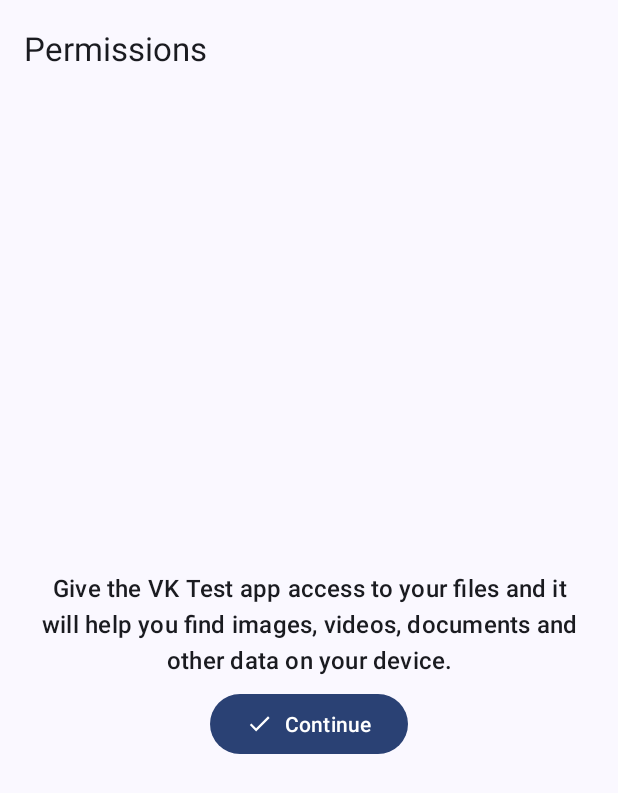
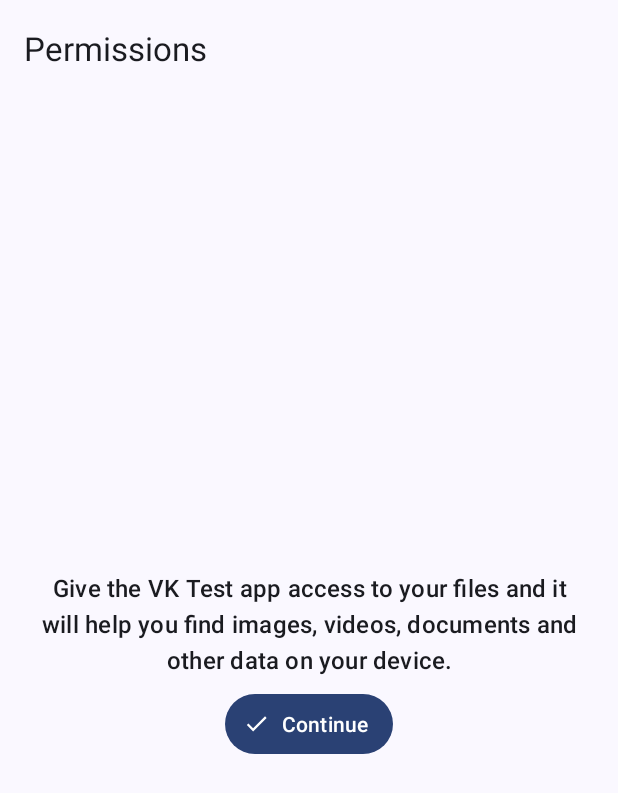
Before and after one commit to xephosbot/VKTest, an Android app: the screen it shows after launch (MainActivity), on a phone screen of 412 x 824 dp. Shown: the top 793 px of the screen. Run offline under Robolectric (Android 15) with nearby library versions, the phone set to English and light mode, and no system bars; our stand-ins replace Dagger/Hilt's generated code; 2 statements that could not run were skipped.

Commit message:
Minor improvements

```diff
--- a/app/src/main/java/com/xbot/vktest/ui/RecyclerViewAdapter.kt
+++ b/app/src/main/java/com/xbot/vktest/ui/RecyclerViewAdapter.kt
@@ -1,6 +1,5 @@
 package com.xbot.vktest.ui
 
-import android.content.Context
 import android.view.ViewGroup
 import androidx.recyclerview.widget.DiffUtil
 import androidx.recyclerview.widget.ListAdapter
--- a/app/src/main/java/com/xbot/vktest/ui/extensions/ViewBindingDelegate.kt
+++ b/app/src/main/java/com/xbot/vktest/ui/extensions/ViewBindingDelegate.kt
@@ -1,6 +1,5 @@
 package com.xbot.vktest.ui.extensions
 
-import android.content.Context
 import android.view.LayoutInflater
 import android.view.View
 import android.view.ViewGroup
@@ -9,7 +8,6 @@ import androidx.fragment.app.Fragment
 import androidx.lifecycle.DefaultLifecycleObserver
 import androidx.lifecycle.LifecycleOwner
 import androidx.lifecycle.Observer
-import androidx.recyclerview.widget.RecyclerView
 import androidx.viewbinding.ViewBinding
 import kotlin.properties.ReadOnlyProperty
 import kotlin.reflect.KProperty
--- a/app/src/main/res/layout/fragment_permissions.xml
+++ b/app/src/main/res/layout/fragment_permissions.xml
@@ -1,22 +1,18 @@
 <?xml version="1.0" encoding="utf-8"?>
-<FrameLayout xmlns:android="http://schemas.android.com/apk/res/android"
+<LinearLayout xmlns:android="http://schemas.android.com/apk/res/android"
     xmlns:app="http://schemas.android.com/apk/res-auto"
     xmlns:tools="http://schemas.android.com/tools"
     android:layout_width="match_parent"
     android:layout_height="match_parent"
+    android:gravity="center"
+    android:orientation="vertical"
+    android:padding="@dimen/trailing_padding"
     tools:context=".ui.features.permissions.PermissionsFragment">
 
-    <LinearLayout
-        android:layout_width="match_parent"
+    <TextView
+        android:layout_width="wrap_content"
         android:layout_height="wrap_content"
-        android:layout_gravity="center"
-        android:gravity="center_horizontal"
-        android:orientation="vertical"
-        android:padding="@dimen/trailing_padding">
-
-        <TextView
-            android:layout_width="match_parent"
-            android:layout_height="match_parent"
+        android:maxWidth="400dp"
         android:text="@string/permissions_description"
         android:textAlignment="center"
         android:textAppearance="@style/TextAppearance.Material3.TitleMedium" />
@@ -26,9 +22,9 @@
         android:layout_width="wrap_content"
         android:layout_height="wrap_content"
         android:layout_marginTop="@dimen/vertical_padding"
+        android:paddingStart="12dp"
+        android:paddingEnd="@dimen/horizontal_padding"
         android:text="@string/btn_continue"
         app:icon="@drawable/baseline_check_24" />
 
 </LinearLayout>
-
-</FrameLayout>
--- a/app/src/main/res/xml/provider_paths.xml
+++ b/app/src/main/res/xml/provider_paths.xml
@@ -1,4 +1,4 @@
 <?xml version="1.0" encoding="utf-8"?>
-<paths xmlns:android="http://schemas.android.com/apk/res/android">
+<paths>
     <external-path name="external_files" path="."/>
 </paths>
```
Lines whose indentation alone changed are shown as unchanged.
